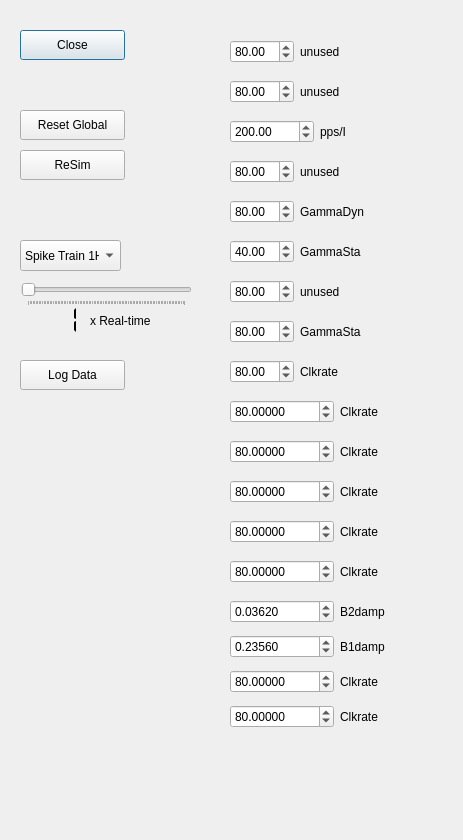
Before: the Qt Designer form projects/spindle_neuron/spindle_neuron_pytester/Controls.ui in wonjsohn/nerf-verilog, drawn with Qt 5.
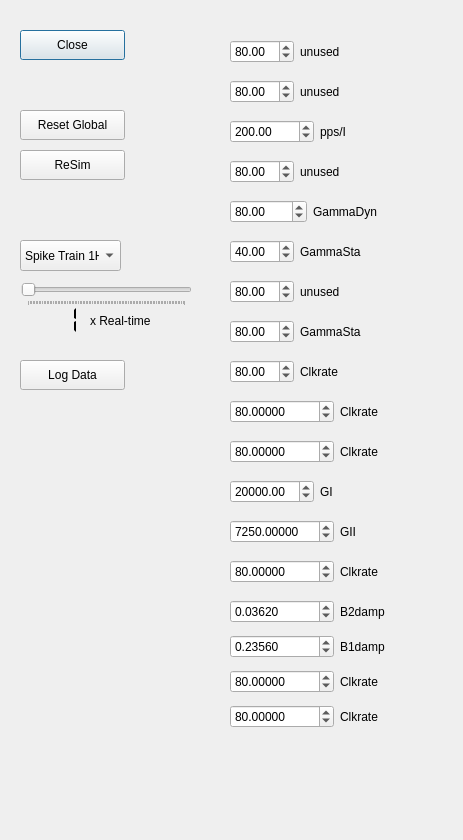
After: the same form once the commit is applied.

What changed in the file:
```diff
--- a/projects/spindle_neuron/spindle_neuron_pytester/Controls.ui
+++ b/projects/spindle_neuron/spindle_neuron_pytester/Controls.ui
@@ -711,7 +711,7 @@
     <item row="0" column="0">
      <widget class="QDoubleSpinBox" name="doubleSpinBox_4">
       <property name="maximum">
-       <double>200.000000000000000</double>
+       <double>10000.000000000000000</double>
       </property>
       <property name="value">
        <double>80.000000000000000</double>
@@ -942,20 +942,20 @@
     <item row="0" column="1">
      <widget class="QLabel" name="label_11">
       <property name="text">
-       <string>Clkrate</string>
+       <string>GI</string>
       </property>
      </widget>
     </item>
     <item row="0" column="0">
      <widget class="QDoubleSpinBox" name="doubleSpinBox_11">
       <property name="decimals">
-       <number>5</number>
+       <number>2</number>
       </property>
       <property name="maximum">
        <double>2000000.000000000000000</double>
       </property>
       <property name="value">
-       <double>80.000000000000000</double>
+       <double>20000.000000000000000</double>
       </property>
      </widget>
     </item>
@@ -974,7 +974,7 @@
     <item row="0" column="1">
      <widget class="QLabel" name="label_12">
       <property name="text">
-       <string>Clkrate</string>
+       <string>GII</string>
       </property>
      </widget>
     </item>
@@ -987,7 +987,7 @@
        <double>2000000.000000000000000</double>
       </property>
       <property name="value">
-       <double>80.000000000000000</double>
+       <double>7250.000000000000000</double>
       </property>
      </widget>
     </item>
```
